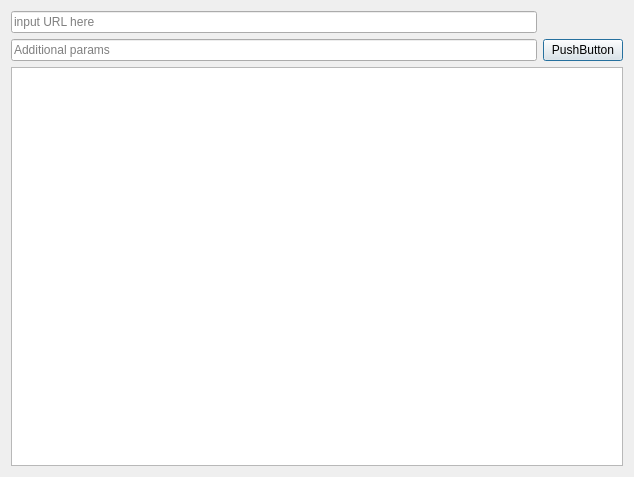
The window that yuedlg.ui (leibnewton/yue) describes before a commit, drawn with Qt 5.
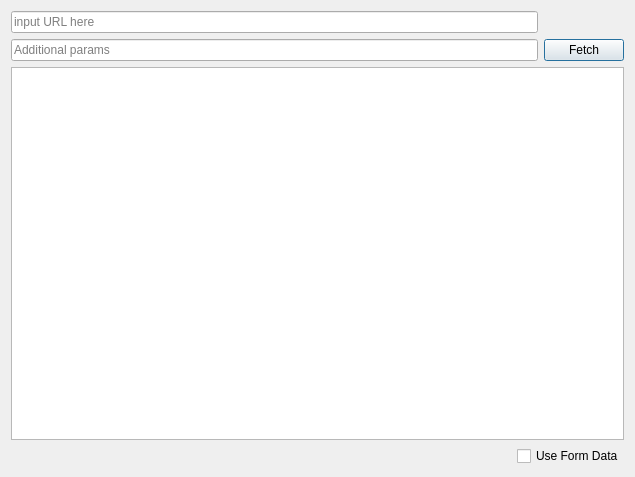
The same window after the commit.

Commit message: can fetch overtime info

The edit to the form file:
```diff
--- a/yuedlg.ui
+++ b/yuedlg.ui
@@ -6,7 +6,7 @@
    <rect>
     <x>0</x>
     <y>0</y>
-    <width>634</width>
+    <width>635</width>
     <height>477</height>
    </rect>
   </property>
@@ -51,7 +51,7 @@
      <item row="1" column="1">
       <widget class="QPushButton" name="pushButton">
        <property name="text">
-        <string>PushButton</string>
+        <string>Fetch</string>
        </property>
       </widget>
      </item>
@@ -67,6 +67,30 @@
      </property>
     </widget>
    </item>
+   <item>
+    <layout class="QHBoxLayout" name="horizontalLayout">
+     <item>
+      <spacer name="horizontalSpacer">
+       <property name="orientation">
+        <enum>Qt::Horizontal</enum>
+       </property>
+       <property name="sizeHint" stdset="0">
+        <size>
+         <width>40</width>
+         <height>20</height>
+        </size>
+       </property>
+      </spacer>
+     </item>
+     <item>
+      <widget class="QCheckBox" name="chkUseFormData">
+       <property name="text">
+        <string>Use Form Data</string>
+       </property>
+      </widget>
+     </item>
+    </layout>
+   </item>
   </layout>
  </widget>
  <resources/>
```
The commit also changes 4 other files.
